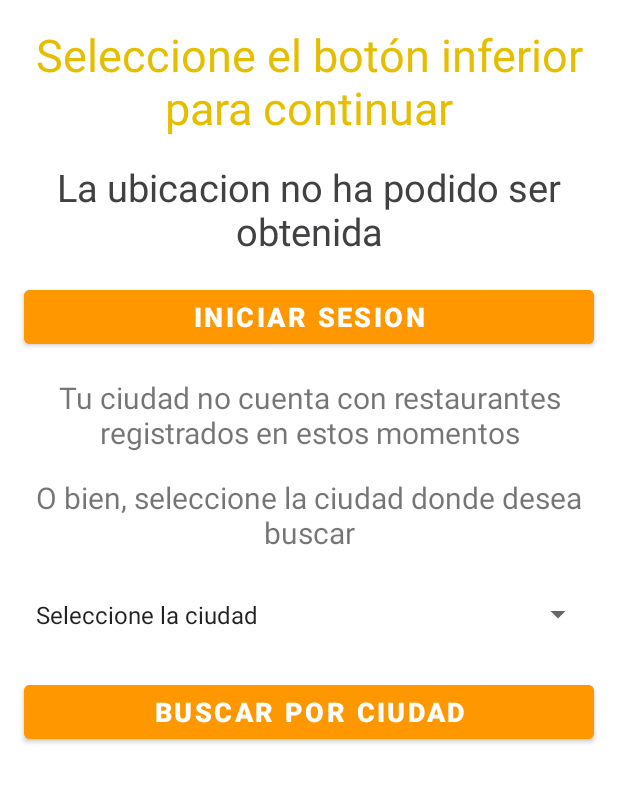
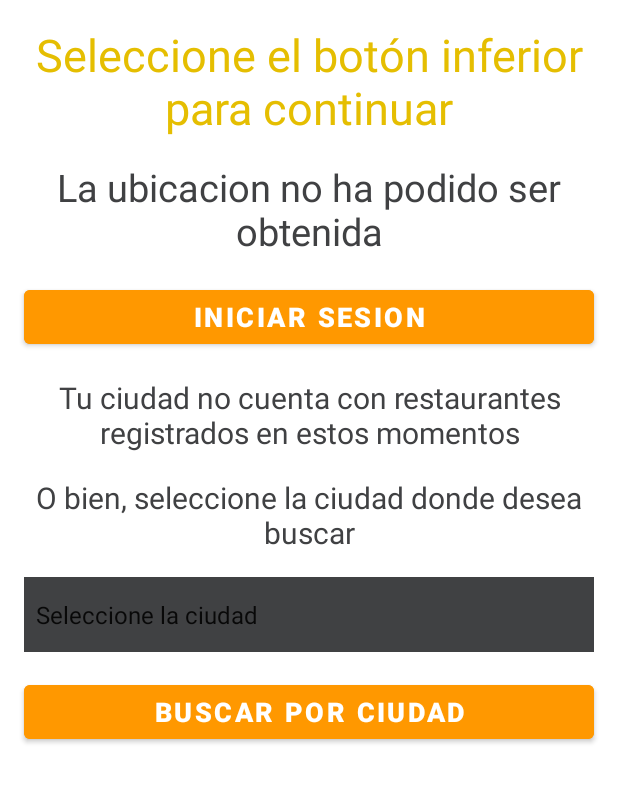
Before and after one commit to DanielFalconGuerra/App_3636, an Android app: the screen it shows after launch (MainActivity), after a tap on "CONTINUAR SIN INICIAR SESION", on a phone screen of 412 x 824 dp, the part 213-1016 px from its top. Run offline under Robolectric (Android 15) with nearby library versions, the phone set to English and light mode, and no system bars; our stand-ins replace data binding.

Commit message:
Codigo interaz 3636 agregado

```diff
--- a/app/src/main/res/layout/activity_main.xml
+++ b/app/src/main/res/layout/activity_main.xml
@@ -196,7 +196,8 @@
                                 android:textSize="20sp"
                                 app:layout_constraintEnd_toEndOf="parent"
                                 app:layout_constraintStart_toStartOf="parent"
-                                app:layout_constraintTop_toTopOf="parent" />
+                                app:layout_constraintTop_toTopOf="parent"
+                                android:textColor="@color/grey"/>
 
                             <TextView
                                 android:id="@+id/textView4"
@@ -210,7 +211,8 @@
                                 android:textSize="20sp"
                                 app:layout_constraintEnd_toEndOf="parent"
                                 app:layout_constraintStart_toStartOf="parent"
-                                app:layout_constraintTop_toBottomOf="@+id/textView3" />
+                                app:layout_constraintTop_toBottomOf="@+id/textView3"
+                                android:textColor="@color/grey"/>
 
                             <Spinner
                                 android:id="@+id/spinnerCiudad"
@@ -224,7 +226,8 @@
                                 app:layout_constraintEnd_toEndOf="parent"
                                 app:layout_constraintStart_toStartOf="parent"
                                 app:layout_constraintTop_toBottomOf="@+id/textView4"
-                                tools:ignore="MissingConstraints" />
+                                tools:ignore="MissingConstraints"
+                                android:background="@color/grey"/>
 
                             <Button
                                 android:id="@+id/buttonBuscar"
```
Also changed, not shown: app/src/main/java/com/example/a3636/database/DatabaseConnection.java (+15 -16 lines), app/src/main/res/layout/activity_interface3636.xml (+5 -5 lines).
